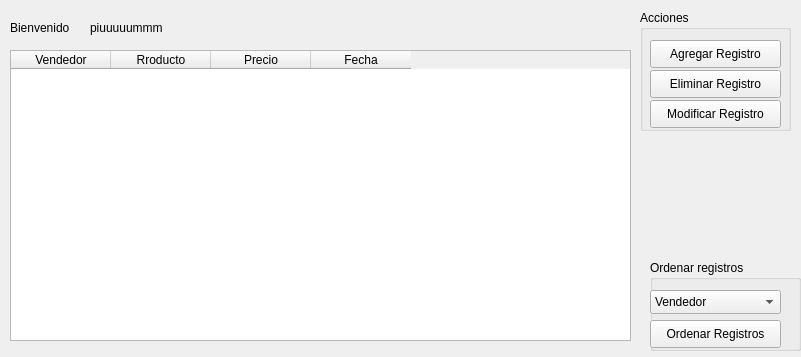
Qt form GUI/ListadoVentas.ui (MartinRomero1/pp3) before a commit.
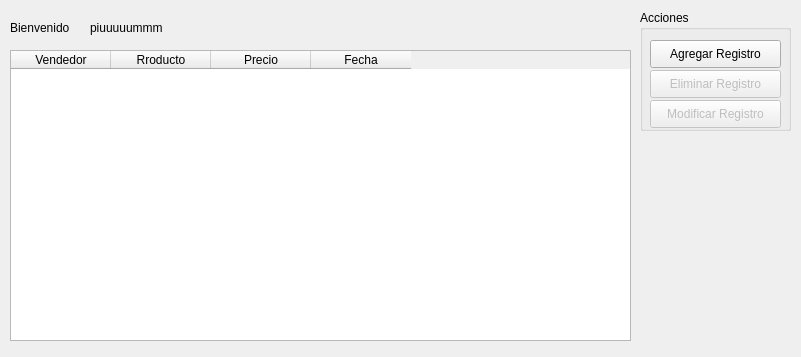
The same form after that commit.

```diff
--- a/GUI/ListadoVentas.ui
+++ b/GUI/ListadoVentas.ui
@@ -27,6 +27,9 @@
    </property>
   </widget>
   <widget class="QPushButton" name="pushButton_2">
+   <property name="enabled">
+    <bool>false</bool>
+   </property>
    <property name="geometry">
     <rect>
      <x>650</x>
@@ -35,11 +38,23 @@
      <height>28</height>
     </rect>
    </property>
+   <property name="styleSheet">
+    <string notr="true"/>
+   </property>
    <property name="text">
     <string>Eliminar Registro</string>
    </property>
+   <property name="default">
+    <bool>false</bool>
+   </property>
+   <property name="flat">
+    <bool>false</bool>
+   </property>
   </widget>
   <widget class="QPushButton" name="pushButton_3">
+   <property name="enabled">
+    <bool>false</bool>
+   </property>
    <property name="geometry">
     <rect>
      <x>650</x>
@@ -52,62 +67,6 @@
     <string>Modificar Registro</string>
    </property>
   </widget>
-  <widget class="QComboBox" name="comboBox">
-   <property name="geometry">
-    <rect>
-     <x>650</x>
-     <y>290</y>
-     <width>131</width>
-     <height>24</height>
-    </rect>
-   </property>
-   <item>
-    <property name="text">
-     <string>Vendedor</string>
-    </property>
-   </item>
-   <item>
-    <property name="text">
-     <string>Producto</string>
-    </property>
-   </item>
-   <item>
-    <property name="text">
-     <string>Precio</string>
-    </property>
-   </item>
-   <item>
-    <property name="text">
-     <string>Fecha</string>
-    </property>
-   </item>
-  </widget>
-  <widget class="QPushButton" name="pushButton_4">
-   <property name="geometry">
-    <rect>
-     <x>650</x>
-     <y>320</y>
-     <width>131</width>
-     <height>28</height>
-    </rect>
-   </property>
-   <property name="text">
-    <string>Ordenar Registros</string>
-   </property>
-  </widget>
-  <widget class="QGroupBox" name="groupBox">
-   <property name="geometry">
-    <rect>
-     <x>650</x>
-     <y>260</y>
-     <width>151</width>
-     <height>91</height>
-    </rect>
-   </property>
-   <property name="title">
-    <string>Ordenar registros</string>
-   </property>
-  </widget>
   <widget class="QGroupBox" name="groupBox_2">
    <property name="geometry">
     <rect>
```
Left out of the diff: 3 changed lines with no effect on the pictures.
